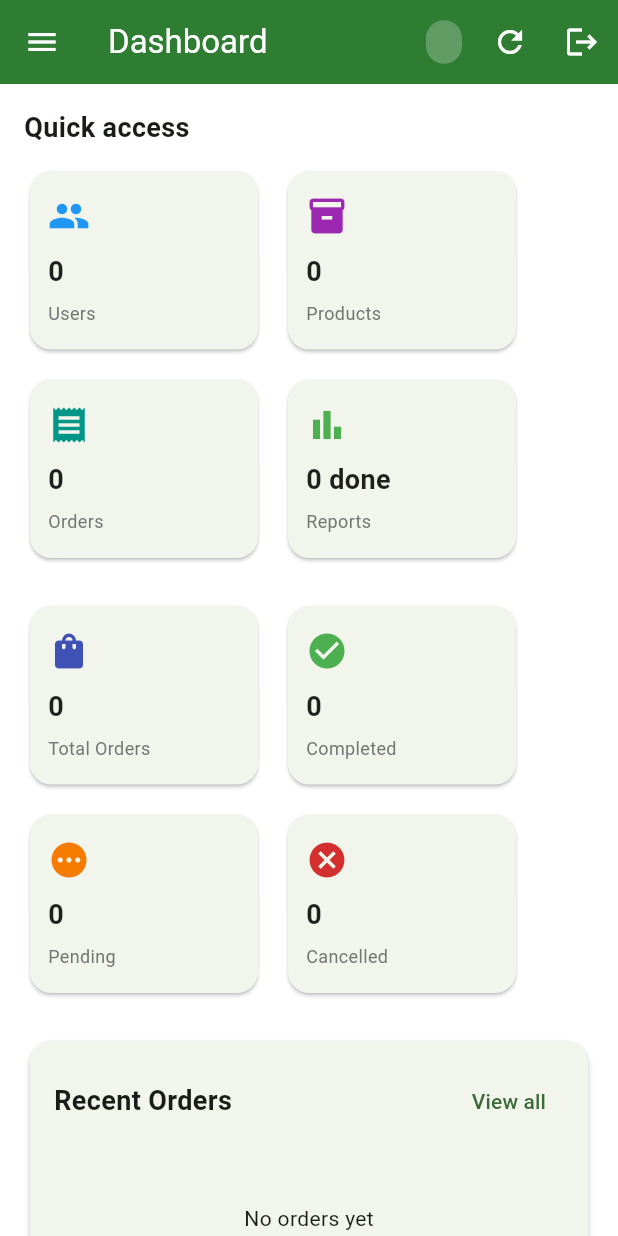
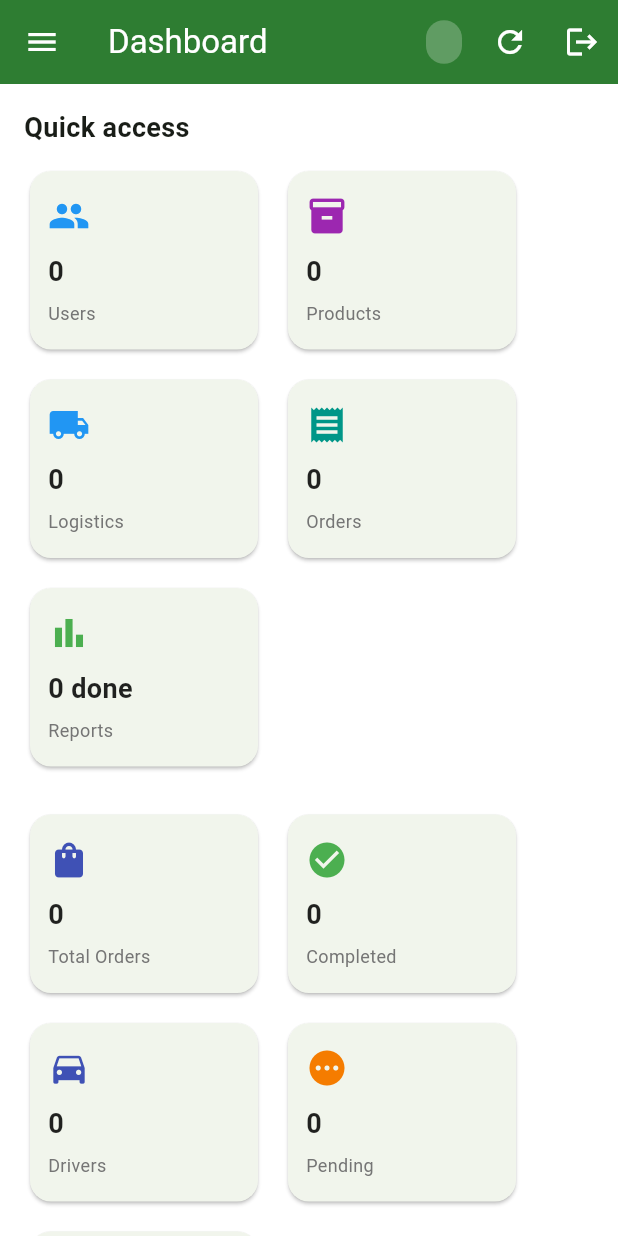
Before and after one commit to DAVIEPHAGES/farm_produce_marketplace, a Flutter app: the AdminDashboard screen opened by its route, on a phone screen of 412 x 824 dp. Run offline on Flutter 3.47's test engine with Material 3 defaults, Android fonts, the phone set to English and light mode, and no system bars; our stand-ins replace cloud_firestore, firebase_auth, firebase_core, firebase_messaging, flutter_local_notifications, image_picker and 1 more; missing offline and left inert: dart:html, paychangu_flutter; accounts and stored records are empty; network calls fail.

Commit message:
Update admin dashboard

```diff
--- a/lib/screens/admin_dashboard_page.dart
+++ b/lib/screens/admin_dashboard_page.dart
@@ -259,6 +259,16 @@ class _DashboardHomeState extends State<DashboardHome> {
           .where('userType', isEqualTo: 'customer')
           .get();
 
+      // Get logistics companies and drivers
+      final logisticsSnapshot = await firestore
+          .collection('users')
+          .where('userType', isEqualTo: 'logistics_company')
+          .get();
+      final driversSnapshot = await firestore
+          .collection('users')
+          .where('userType', isEqualTo: 'driver')
+          .get();
+
       // Get all products
       final productsSnapshot = await firestore.collection('products').get();
 
@@ -303,6 +313,8 @@ class _DashboardHomeState extends State<DashboardHome> {
           'totalUsers': usersSnapshot.size,
           'totalFarmers': farmersSnapshot.size,
           'totalCustomers': customersSnapshot.size,
+          'totalLogisticsCompanies': logisticsSnapshot.size,
+          'totalDrivers': driversSnapshot.size,
           'totalProducts': productsSnapshot.size,
           'totalOrders': ordersSnapshot.size,
           'completedOrders': completedOrders,
@@ -356,6 +368,13 @@ class _DashboardHomeState extends State<DashboardHome> {
                   onTap: () => widget.onNavigate(1),
                 ),
                 _buildClickableStatCard(
+                  title: 'Logistics',
+                  value: _stats['totalLogisticsCompanies'].toString(),
+                  icon: Icons.local_shipping,
+                  color: Colors.blue,
+                  onTap: () => widget.onNavigate(3),
+                ),
+                _buildClickableStatCard(
                   title: 'Orders',
                   value: _stats['totalOrders'].toString(),
                   icon: Icons.receipt,
@@ -389,6 +408,13 @@ class _DashboardHomeState extends State<DashboardHome> {
                   icon: Icons.check_circle,
                   color: Colors.green,
                   onTap: () => widget.onNavigate(2, 'completed'),
+                ),
+                _buildClickableStatCard(
+                  title: 'Drivers',
+                  value: _stats['totalDrivers'].toString(),
+                  icon: Icons.directions_car,
+                  color: Colors.indigo,
+                  onTap: () => widget.onNavigate(3),
                 ),
                 _buildClickableStatCard(
                   title: 'Pending',
```
